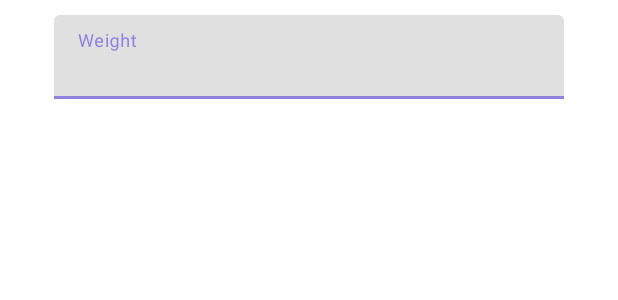
After one commit to BITOCTA/SportApp, an Android app: the layout new_weight_dialog.xml on its own in the app's theme, with its tools: preview values and no code run, on a phone screen of 412 x 824 dp. The commit adds this screen. Shown: the top 300 px of the screen. Run offline under Robolectric (Android 15) with nearby library versions, the phone set to English and light mode, and no system bars.

Commit message:
added weight statistics

```diff
--- a/app/build.gradle
+++ b/app/build.gradle
@@ -86,5 +86,6 @@ dependencies {
     // https://mvnrepository.com/artifact/org.apache.commons/commons-lang3
     compile group: 'org.apache.commons', name: 'commons-lang3', version: '3.0'
 
+    implementation 'com.github.PhilJay:MPAndroidChart:v3.1.0'
 
 }
--- a/app/src/main/AndroidManifest.xml
+++ b/app/src/main/AndroidManifest.xml
@@ -25,7 +25,7 @@
 
                 <category android:name="android.intent.category.LAUNCHER" />
             </intent-filter>
-            ></activity>
+            </activity>
         <activity
             android:name=".ui.WelcomeActivity"
             android:label="@string/app_name"
--- a/app/src/main/java/com/bitocta/sportapp/converter/Converter.java
+++ b/app/src/main/java/com/bitocta/sportapp/converter/Converter.java
@@ -102,8 +102,8 @@ public class Converter {
 
 
     @TypeConverter
-    public static HashMap<Double,Date> fromStringHistoryW(String value){
-        Type listType = new TypeToken<HashMap<Double,Date>>() {}.getType();
+    public static HashMap<String,Double> fromStringHistoryW(String value){
+        Type listType = new TypeToken<HashMap<String,Double>>() {}.getType();
         return new Gson().fromJson(value,listType);
     }
 
@@ -112,7 +112,7 @@ public class Converter {
 
 
     @TypeConverter
-    public static String fromArrayListHistoryW(HashMap<Double,Date> list) {
+    public static String fromArrayListHistoryW(HashMap<String,Double> list) {
         Gson gson = new Gson();
         String json = gson.toJson(list);
         return json;
--- a/app/src/main/java/com/bitocta/sportapp/db/entity/User.java
+++ b/app/src/main/java/com/bitocta/sportapp/db/entity/User.java
@@ -52,7 +52,7 @@ public class User {
 
     HashMap<String,Date> historyOfTrainings;
 
-    HashMap<Double,Date> historyOfWeight;
+    HashMap<String,Double> historyOfWeight;
 
 
     long totalCalories;
@@ -60,6 +60,8 @@ public class User {
     int totalTrainings;
 
     double totalMinutes;
+
+    Date dateOfRegistration;
 
 
 
@@ -69,6 +71,7 @@ public class User {
 
     public User(String email) {
         this.email = email;
+        dateOfRegistration = new Date();
     }
 
     public User(String name, double weight, double height, Date dateOfBirth, String image_path) {
--- a/app/src/main/java/com/bitocta/sportapp/ui/StartFragment.java
+++ b/app/src/main/java/com/bitocta/sportapp/ui/StartFragment.java
@@ -45,6 +45,7 @@ import com.wdullaer.materialdatetimepicker.date.DatePickerDialog;
 import java.io.ByteArrayOutputStream;
 import java.util.Calendar;
 import java.util.Date;
+import java.util.HashMap;
 import java.util.List;
 
 import pub.devrel.easypermissions.AfterPermissionGranted;
@@ -130,6 +131,8 @@ public class StartFragment extends Fragment implements DatePickerDialog.OnDateSe
                     user.setName(name);
                     user.setWeight(weight);
                     user.setHeight(height);
+
+
 
                     userRef.setValue(user);
 
--- /dev/null
+++ b/app/src/main/res/layout/new_weight_dialog.xml
@@ -0,0 +1,22 @@
+<?xml version="1.0" encoding="utf-8"?>
+<LinearLayout xmlns:android="http://schemas.android.com/apk/res/android"
+    android:orientation="vertical" android:layout_width="match_parent"
+    android:layout_height="match_parent">
+
+    <com.google.android.material.textfield.TextInputLayout
+        android:id="@+id/input_new_weight"
+        style="@style/Widget.MaterialComponents.TextInputLayout.FilledBox"
+        android:layout_width="360dp"
+        android:layout_height="wrap_content"
+        android:padding="10dp"
+        android:layout_gravity="center_horizontal"
+        >
+
+        <com.google.android.material.textfield.TextInputEditText
+            android:id="@+id/edit_new_weight"
+            android:layout_width="match_parent"
+            android:layout_height="wrap_content"
+            android:hint="@string/weight"
+            android:inputType="numberDecimal"/>
+    </com.google.android.material.textfield.TextInputLayout>
+</LinearLayout>
--- a/app/src/main/res/values/strings.xml
+++ b/app/src/main/res/values/strings.xml
@@ -87,5 +87,8 @@
     <string name="Satuday_short">Sa</string>
     <string name="Sunday_short">Su</string>
 
+    <!--New weight dialog -->
+    <string name="input_new_weight">Input new weight</string>
+
 
 </resources>
--- a/build.gradle
+++ b/build.gradle
@@ -4,6 +4,7 @@ buildscript {
     repositories {
         google()
         jcenter()
+
 
     }
     dependencies {
@@ -19,6 +20,7 @@ allprojects {
     repositories {
         google()
         jcenter()
+        maven { url 'https://jitpack.io' }
 
     }
 }
```
Also changed, not shown: app/src/main/java/com/bitocta/sportapp/formatter/DateFormatter.java (added, +32 -0 lines), app/src/main/java/com/bitocta/sportapp/ui/DayExercisesListAdapter.java (+6 -2 lines), app/src/main/java/com/bitocta/sportapp/ui/NewWeightDialog.java (added, +93 -0 lines), app/src/main/java/com/bitocta/sportapp/ui/StatisticsFragment.java (+77 -7 lines), app/src/main/res/layout/fragment_statistics.xml (+9 -0 lines).
